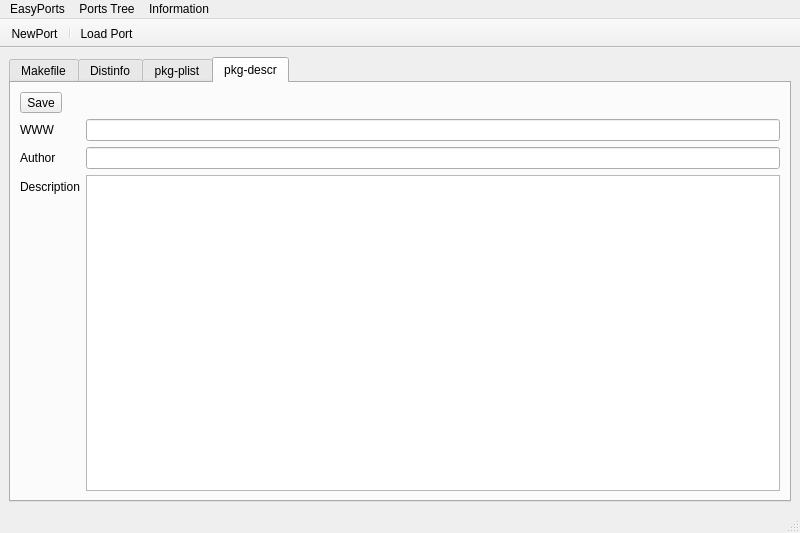
The window that EasyPort/mainUI.ui (pcbsd/pcbsd-projects) describes before a commit, drawn with Qt 5.
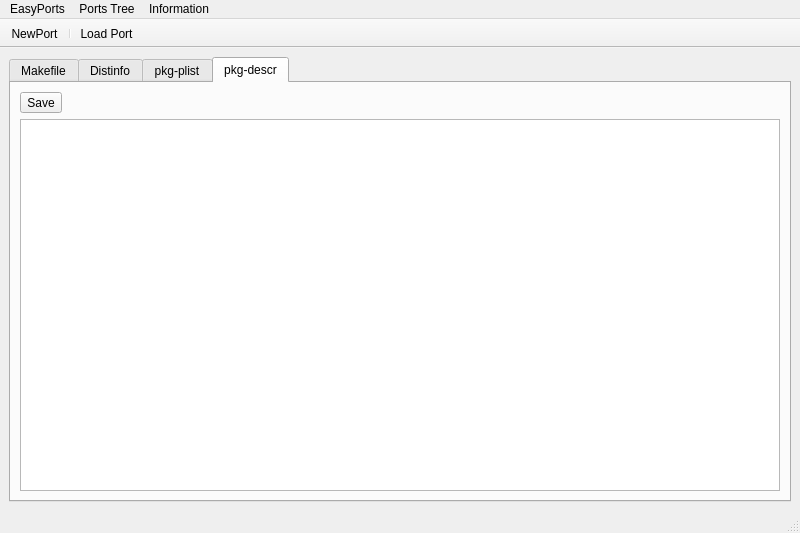
The same window after the commit. The open tabs and pages were chosen to show the change. Icons and pictures are not drawn.

Commit message: Get the main GUI loading the other files now, and also add the new Port wizard GUI (not connected yet).

What changed in the file:
```diff
--- a/EasyPort/mainUI.ui
+++ b/EasyPort/mainUI.ui
@@ -267,38 +267,8 @@
        <attribute name="title">
         <string>pkg-descr</string>
        </attribute>
-       <layout class="QFormLayout" name="formLayout">
-        <item row="1" column="0">
-         <widget class="QLabel" name="label">
-          <property name="text">
-           <string>WWW</string>
-          </property>
-         </widget>
-        </item>
-        <item row="1" column="1">
-         <widget class="QLineEdit" name="line_desc_www"/>
-        </item>
-        <item row="2" column="0">
-         <widget class="QLabel" name="label_3">
-          <property name="text">
-           <string>Author</string>
-          </property>
-         </widget>
-        </item>
-        <item row="2" column="1">
-         <widget class="QLineEdit" name="line_desc_author"/>
-        </item>
-        <item row="3" column="0">
-         <widget class="QLabel" name="label_2">
-          <property name="text">
-           <string>Description</string>
-          </property>
-         </widget>
-        </item>
-        <item row="3" column="1">
-         <widget class="QPlainTextEdit" name="text_desc_description"/>
-        </item>
-        <item row="0" column="0" colspan="2">
+       <layout class="QVBoxLayout" name="verticalLayout_4">
+        <item>
          <layout class="QHBoxLayout" name="horizontalLayout_3">
           <item>
            <widget class="QToolButton" name="tool_desc_save">
@@ -326,6 +296,9 @@
           </item>
          </layout>
         </item>
+        <item>
+         <widget class="QPlainTextEdit" name="text_pkgdesc"/>
+        </item>
        </layout>
       </widget>
      </widget>
```
Left out of the diff: 2 changed lines with no effect on the pictures. The commit also changes 4 other files.
